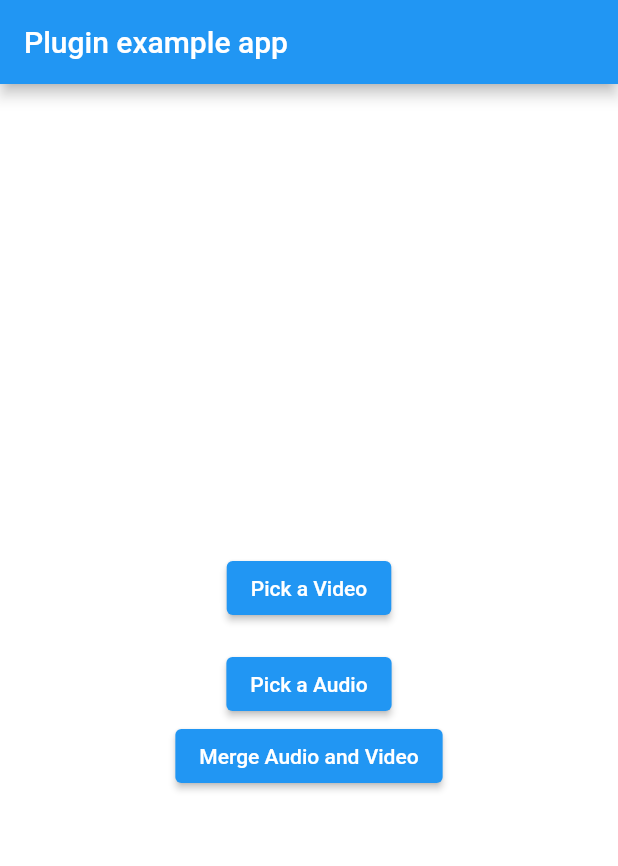
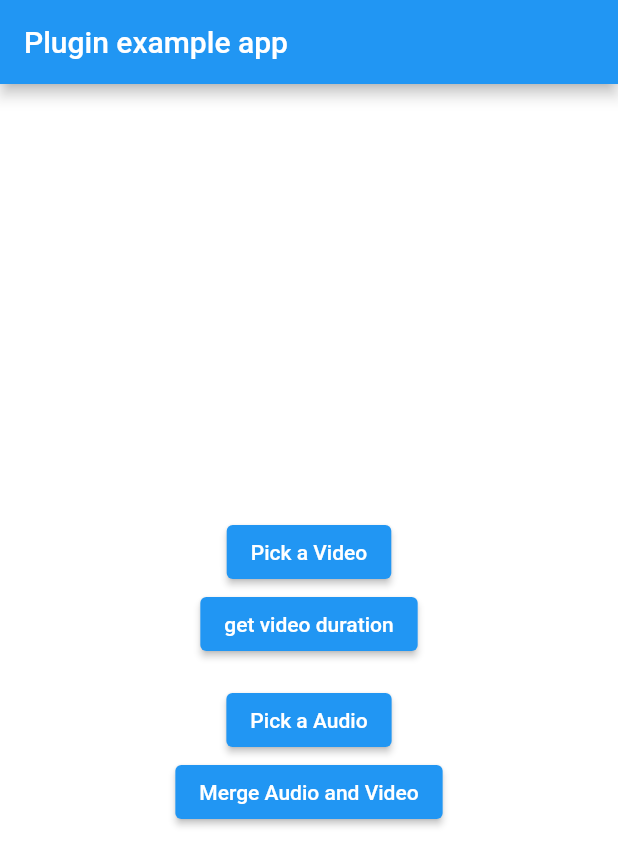
Before and after one commit to rieadaits/video_editor, a Flutter app: the screen it shows after launch, after a tap on "Merge Audio and Video", on a phone screen of 412 x 824 dp. Shown: the top 866 px of the screen. Run offline on Flutter 3.47's test engine with Material 2 defaults, Android fonts, the phone set to English and light mode, and no system bars; our stand-ins replace equatable, file_picker, flutter_bloc, gallery_saver, image_picker, permission_handler and 1 more; missing offline and left inert: ffmpeg_kit_flutter; network calls fail.

Commit message:
refactor landing page code

```diff
--- a/lib/app.dart
+++ b/lib/app.dart
@@ -5,13 +5,22 @@ import 'package:video_editor/landing/pages/landing_page.dart';
 import 'landing/cubit/file_picker/file_picker_cubit.dart';
 import 'package:flutter_bloc/flutter_bloc.dart';
 
+import 'landing/cubit/video_saver/video_saver_cubit.dart';
+
 class MyApp extends StatelessWidget {
   const MyApp({Key? key}) : super(key: key);
 
   @override
   Widget build(BuildContext context) {
-    return BlocProvider(
-      create: (context) => FilePickerCubit(),
+    return MultiBlocProvider(
+      providers: [
+        BlocProvider(
+          create: (context) => FilePickerCubit(),
+        ),
+        BlocProvider(
+          create: (context) => VideoSaverCubit(),
+        ),
+      ],
       child: MaterialApp(
         title: 'Video editor',
         debugShowCheckedModeBanner: false,
--- /dev/null
+++ b/lib/core/helpers/utility_helper.dart
@@ -0,0 +1,36 @@
+import 'dart:developer';
+import 'dart:io';
+
+import 'package:path_provider/path_provider.dart';
+import 'package:permission_handler/permission_handler.dart';
+
+class UtilityHelper {
+  UtilityHelper._();
+
+  static final instance = UtilityHelper._();
+
+  Future<String?> getOutputVideoPath(File videoFile) async {
+    try {
+      final directory = await getApplicationDocumentsDirectory();
+      final path = directory.path;
+      final newPath = '$path/${DateTime.now().millisecondsSinceEpoch}.mp4';
+      log("path: $newPath");
+      return newPath;
+    } catch (e) {
+      log("There has an error!");
+      return null;
+    }
+  }
+
+  Future<bool> requestPermission(Permission permission) async {
+    if (await permission.status.isGranted) {
+      return true;
+    } else {
+      var result = await permission.request();
+      if (result == PermissionStatus.granted) {
+        return true;
+      }
+    }
+    return false;
+  }
+}
--- /dev/null
+++ b/lib/landing/cubit/video_saver/video_saver_cubit.dart
@@ -0,0 +1,56 @@
+import 'dart:developer';
+import 'dart:io';
+
+import 'package:equatable/equatable.dart';
+import 'package:ffmpeg_kit_flutter/ffmpeg_kit.dart';
+import 'package:ffmpeg_kit_flutter/ffprobe_kit.dart';
+import 'package:flutter_bloc/flutter_bloc.dart';
+import 'package:gallery_saver/gallery_saver.dart';
+import 'package:permission_handler/permission_handler.dart';
+import 'package:video_editor/core/helpers/utility_helper.dart';
+
+part 'video_saver_state.dart';
+
+class VideoSaverCubit extends Cubit<VideoSaverState> {
+  VideoSaverCubit() : super(const VideoSaverState());
+
+  Future<void> mergeVideoAndAudio({
+    required String videoPath,
+    required String audioPath,
+  }) async {
+    if (await UtilityHelper.instance.requestPermission(Permission.storage)) {
+      emit(state.copyWith(loadingCircular: true));
+      final outputPath =
+          await UtilityHelper.instance.getOutputVideoPath(File(videoPath));
+      final arguments = [
+        '-i',
+        videoPath,
+        '-i',
+        audioPath,
+        '-c:v',
+        'copy',
+        '-c:a',
+        'aac',
+        '-map',
+        '0:v:0',
+        '-map',
+        '1:a:0',
+        // '-shortest',
+        outputPath!
+      ];
+      final rc = (await FFmpegKit.executeWithArguments(arguments));
+      log('video duration: ${await rc.getDuration()}');
+      await GallerySaver.saveVideo(outputPath, albumName: "saver");
+
+      emit(state.copyWith(loadingCircular: false));
+    } else if (await Permission.storage.isPermanentlyDenied) {
+      openAppSettings();
+    }
+  }
+
+  Future<void> getVideoDuration(String videoPath) async {
+    final probeResult = await FFprobeKit.getMediaInformation(videoPath);
+    final videoDuration = probeResult.getMediaInformation();
+    log('videoDuration: ${videoDuration?.getDuration()}');
+  }
+}
--- /dev/null
+++ b/lib/landing/cubit/video_saver/video_saver_state.dart
@@ -0,0 +1,13 @@
+part of 'video_saver_cubit.dart';
+
+class VideoSaverState extends Equatable {
+  const VideoSaverState({this.loadingCircular = false});
+
+  final bool loadingCircular;
+
+  VideoSaverState copyWith({bool? loadingCircular}) =>
+      VideoSaverState(loadingCircular: loadingCircular ?? this.loadingCircular);
+
+  @override
+  List<Object> get props => [loadingCircular];
+}
--- a/lib/landing/pages/landing_page.dart
+++ b/lib/landing/pages/landing_page.dart
@@ -1,168 +1,17 @@
-import 'dart:async';
-import 'dart:developer';
-import 'dart:io';
 
-import 'package:ffmpeg_kit_flutter/ffmpeg_kit.dart';
-import 'package:ffmpeg_kit_flutter/ffmpeg_session.dart';
 import 'package:flutter/material.dart';
-import 'package:flutter/services.dart';
 import 'package:flutter_bloc/flutter_bloc.dart';
-import 'package:image_gallery_saver/image_gallery_saver.dart';
-import 'package:image_picker/image_picker.dart';
-import 'package:permission_handler/permission_handler.dart';
-import 'package:uuid/uuid.dart';
-import 'package:gallery_saver/gallery_saver.dart';
-import 'package:video_editor/core/utils/constant.dart';
 import 'package:video_editor/landing/cubit/file_picker/file_picker_cubit.dart';
-import 'package:path_provider/path_provider.dart';
+import 'package:video_editor/landing/cubit/video_saver/video_saver_cubit.dart';
 
 class LandingPage extends StatefulWidget {
   const LandingPage({super.key});
+
   @override
-  _LandingPageState createState() => _LandingPageState();
+  State<LandingPage> createState() => _LandingPageState();
 }
 
 class _LandingPageState extends State<LandingPage> {
-  final navigatorKey = GlobalKey<NavigatorState>();
-  late XFile _video;
-  bool loading = false;
-  static const EventChannel _channel = EventChannel('video_editor_progress');
-  late StreamSubscription _streamSubscription;
-  int processPercentage = 0;
-  dynamic limit = 10;
-
-  @override
-  void initState() {
-    super.initState();
-  }
-
-  @override
-  void dispose() {
-    super.dispose();
-  }
-
-  Future<void> mergeIntoVideo(FilePickerState state) async {
-    final FFmpegKit _flutterFFmpeg = FFmpegKit();
-    loading = true;
-    String timeLimit = '00:00:';
-    setState(() {});
-
-    if (await Permission.storage.request().isGranted) {
-      if (limit.toInt() < 10) {
-        timeLimit = '${timeLimit}0$limit';
-      } else {
-        timeLimit = timeLimit + limit.toString();
-      }
-
-      /// To combine audio with video
-      ///
-      /// Merging video and audio, with audio re-encoding
-      /// -c:v copy -c:a aac
-      ///
-      /// Copying the audio without re-encoding
-      /// -c copy
-      ///
-      /// Replacing audio stream
-      /// -c:v copy -c:a aac -map 0:v:0 -map 1:a:0
-       final outputPath = await getOutputVideoPath(File(state.videoFilePath));
-      String commandToExecute =
-          '-r 15 -f mp4 -i ${state.videoFilePath} -f mp3 -i ${state.audioFilePath} -c:v copy -c:a aac -map 0:v:0 -map 1:a:0 -t $timeLimit -y $outputPath';
-
-      //String commandToExecute = '-i ${Constants.VIDEO_PATH} -i ${Constants.VIDEO_PATH2} -filter complex amerge ${Constants.OUTPUT_PATH}';
-
-      // String commandToExecute =
-      //     '-i ${Constants.videoPath} -i ${Constants.videoPath2} -filter_complex "[0:v] [0:a] [1:v] [1:a] concat=n=2:v=1:a=1 [v] [a]" -map "[v]" -map "[a]" ${Constants.outputPath}';
-
-      // var arguments = ["-i", "${Constants.VIDEO_PATH}", "-c:v", "mpeg4", "-vf", "drawtext=text='My text starting at 640x360':x=640:y=360:fontsize=24:fontcolor=white", "-c:a", "copy", "${Constants.OUTPUT_PATH}"];
-      var arguments = [
-        "-i",
-        "/storage/emulated/0/Download/Video1.mp4",
-        "-vf",
-        "drawtext=text=",
-        "Krishna:x=640:y=360:fontsize=24:fontcolor=white",
-        "-c:a",
-        "copy",
-        "/storage/emulated/0/Download/output.mp4"
-      ];
-
-      /// // To combine audio with image
-      // String commandToExecute =
-      //     '-r 15 -f mp3 -i ${Constants.AUDIO_PATH} -f image2 -i ${Constants.IMAGE_PATH} -pix_fmt yuv420p -t $timeLimit -y ${Constants.OUTPUT_PATH}';
-
-      /// To combine audio with gif
-      // String commandToExecute = '-r 15 -f mp3 -i ${Constants
-      //     .AUDIO_PATH} -f gif -re -stream_loop 5 -i ${Constants.GIF_PATH} -y ${Constants
-      //     .OUTPUT_PATH}';
-
-      /// To combine audio with sequence of images
-      // String commandToExecute = '-r 30 -pattern_type sequence -start_number 01 -f image2 -i ${Constants
-      //     .IMAGES_PATH} -f mp3 -i ${Constants.AUDIO_PATH} -y ${Constants
-      //     .OUTPUT_PATH}';
-
-       String command = '-i ${state.videoFilePath} -i ${state.audioFilePath} -c copy $outputPath';
-
-      await FFmpegKit.execute(command).then((rc){
-        loading = false;
-        setState(() {});
-        print('FFmpeg process exited with rc: ${rc.getOutput()}');
-        // controller = VideoPlayerController.asset(Constants.OUTPUT_PATH)
-        //   ..initialize().then((_) {
-        //     notifyListeners();
-        //   });
-      });
-
-      await GallerySaver.saveVideo(outputPath!, albumName: "saver");
-
-    } else if (await Permission.storage.isPermanentlyDenied) {
-      loading = false;
-      setState(() {});
-      openAppSettings();
-    }
-  }
-
-  void mergeVideoAndAudio(String videoPath, String audioPath,) async {
-    final outputPath = await getOutputVideoPath(File(videoPath));
-    final arguments = ['-i', videoPath,'-stream_loop','-1', '-i', audioPath, '-c:v', 'copy', '-c:a', 'aac', '-map', '0:v:0', '-map', '1:a:0', outputPath!];
-    final rc = (await FFmpegKit.executeWithArguments(arguments));
-    print('FFmpeg process exited with rc ${rc.getOutput()}');
-    await GallerySaver.saveVideo(outputPath, albumName: "saver");
-  }
-
-  Future<String?> getOutputVideoPath(File videoFile) async {
-    try {
-
-      final directory = await getApplicationDocumentsDirectory();
-      final path = directory.path;
-
-      // Copy the video file to the application directory
-      final newPath = '$path/${DateTime.now().millisecondsSinceEpoch}.mp4';
-
-     // await GallerySaver.saveVideo(newFile.path);
-      log("path: $newPath");
-
-      return newPath;
-
-    } catch (e) {
-      log("There has an error!");
-      return null;
-    }
-  }
-
-  Future<bool> _requestPermission(Permission permission) async {
-    const permission = Permission.storage;
-    final status = await permission.status;
-    debugPrint('>>>Status $status');
-    if (await permission.status.isGranted) {
-      return true;
-    } else {
-      var result = await permission.request();
-      if (result == PermissionStatus.granted) {
-        return true;
-      }
-    }
-    return false;
-  }
-
   @override
   Widget build(BuildContext context) {
     return BlocBuilder<FilePickerCubit, FilePickerState>(
@@ -172,24 +21,48 @@ class _LandingPageState extends State<LandingPage> {
             title: const Text('Plugin example app'),
           ),
           body: Center(
-        child: Column(mainAxisSize: MainAxisSize.min,
-            children: [
-              loading ? _buildLoadingWidget() : const SizedBox.shrink(),
-              Text(state.videoFileName,style: const TextStyle(color: Colors.black),),
+            child: BlocBuilder<VideoSaverCubit, VideoSaverState>(
+              builder: (context, videoSaverState) {
+                return Column(mainAxisSize: MainAxisSize.min, children: [
+                  videoSaverState.loadingCircular
+                      ? _buildLoadingWidget()
+                      : const SizedBox.shrink(),
+                  Text(
+                    state.videoFileName,
+                    style: const TextStyle(color: Colors.black),
+                  ),
                   ElevatedButton(
-                child: const Text("Pick a Video",),
-                onPressed: () async => _onPickVideo(),
+                    child: const Text(
+                      "Pick a Video",
                     ),
-              Text(state.audioFileName,style: const TextStyle(color: Colors.black),),
+                    onPressed: () => _onPickVideo(),
+                  ),
+                  ElevatedButton(
+                    child: const Text("get video duration"),
+                    onPressed: () =>
+                        _onGetVideoDuration(state.videoFilePath),
+                  ),
+                  Text(
+                    state.audioFileName,
+                    style: const TextStyle(color: Colors.black),
+                  ),
                   ElevatedButton(
                     child: const Text("Pick a Audio"),
-                onPressed: () async => _onPickAudio(),
+                    onPressed: () => _onPickAudio(),
                   ),
                   ElevatedButton(
-                child: const Text("Merge Audio and Video",),
-                onPressed: () async => mergeVideoAndAudio(state.videoFilePath, state.audioFilePath,),
+                    child: const Text(
+                      "Merge Audio and Video",
                     ),
-            ]),
+                    onPressed: () =>
+                        _onMergeVideoAndAudio(
+                          state.videoFilePath,
+                          state.audioFilePath,
+                        ),
+                  ),
+                ]);
+              },
+            ),
           ),
         );
       },
@@ -197,23 +70,29 @@ class _LandingPageState extends State<LandingPage> {
   }
 
   Widget _buildLoadingWidget() {
-    return Column(
-      children: [
-        const CircularProgressIndicator(),
-        const SizedBox(height: 10),
-        Text(
-          "$processPercentage%",
-          style: const TextStyle(fontSize: 20),
-        ),
-      ],
-    );
+    return const CircularProgressIndicator();
   }
-  Future<void> _onPickAudio() async {
+
+  void _onPickAudio() {
     final filePickerCubit = context.read<FilePickerCubit>();
     filePickerCubit.getAudioFile();
   }
-  Future<void> _onPickVideo() async {
+
+  void _onPickVideo()  {
     final filePickerCubit = context.read<FilePickerCubit>();
     filePickerCubit.getVideoFile();
   }
+
+  void _onGetVideoDuration(String videoFilePath) {
+    final videoSaverCubit = context.read<VideoSaverCubit>();
+    videoSaverCubit.getVideoDuration(videoFilePath);
   }
+
+  void _onMergeVideoAndAudio(String videoFilePath, String audioFilePath) {
+    final videoSaverCubit = context.read<VideoSaverCubit>();
+    videoSaverCubit.mergeVideoAndAudio(
+      videoPath: videoFilePath,
+      audioPath: audioFilePath,
+    );
+  }
+}
```
Also changed, not shown: lib/landing/cubit/file_picker/file_picker_cubit.dart (+18 -4 lines). Lines whose indentation alone changed are shown as unchanged.
